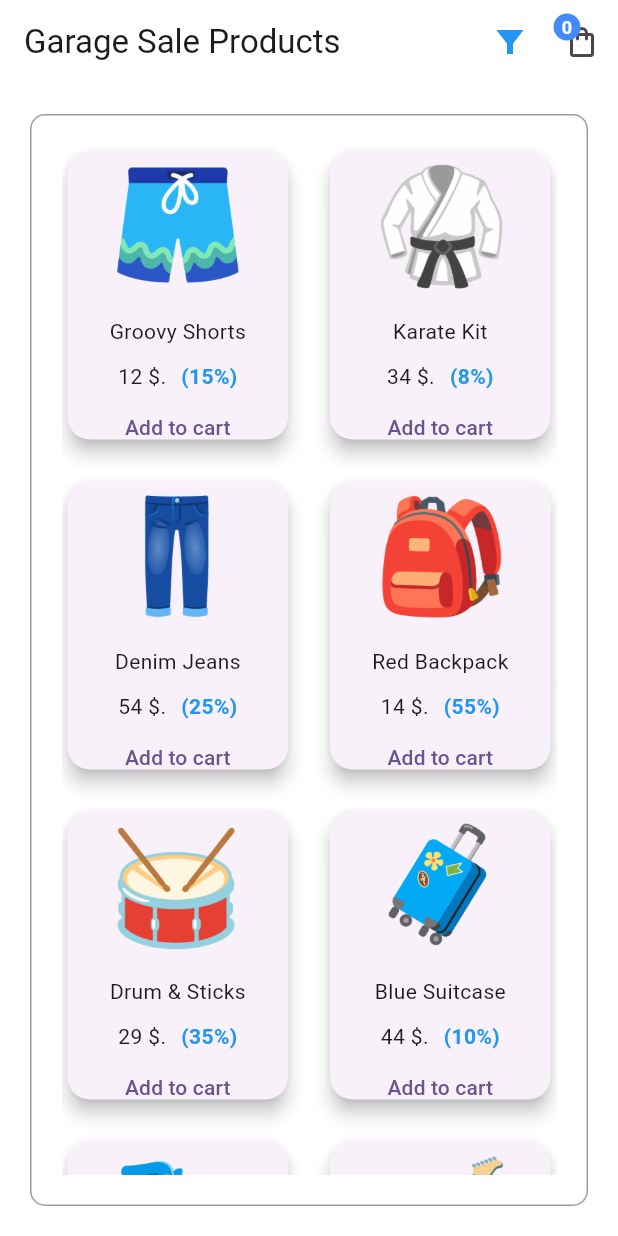
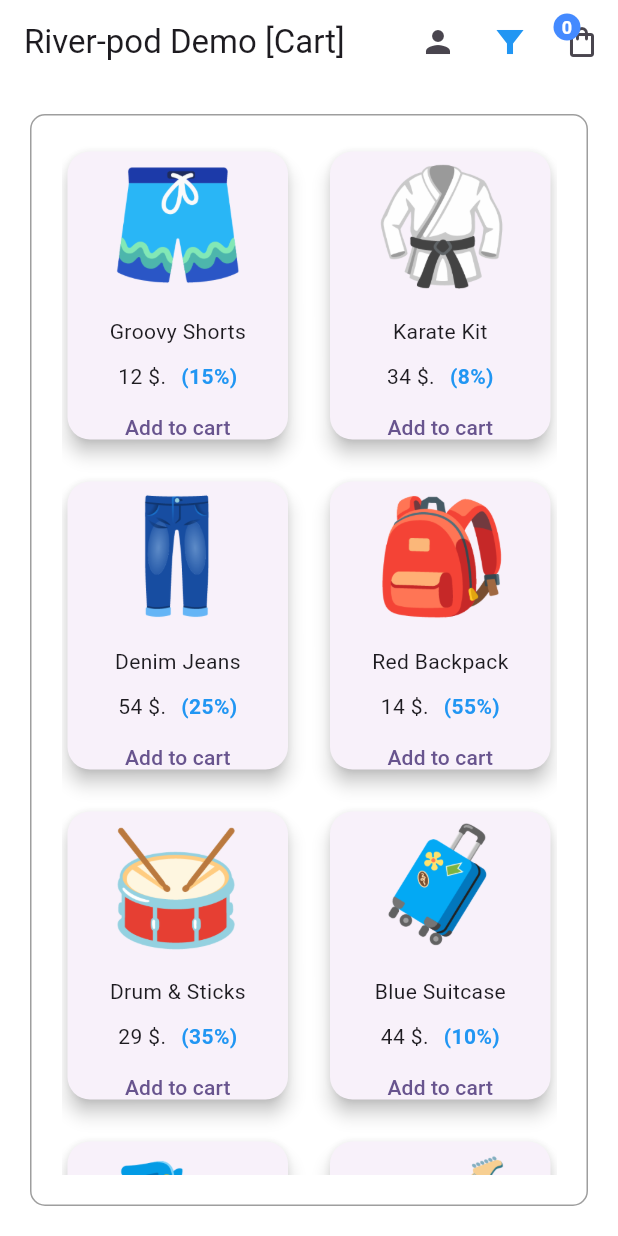
Before and after one commit to Pranav2918/RiverpodDemo, a Flutter app: the screen it shows after launch, on a phone screen of 412 x 824 dp. Run offline on Flutter 3.47's test engine with Material 3 defaults, Android fonts, the phone set to English and light mode, and no system bars; our stand-ins replace dio, flutter_riverpod, freezed_annotation, riverpod_annotation; generated files the repository leaves out were written again.

Commit message:
used freezed and called api along with riverpod

```diff
--- a/lib/main.dart
+++ b/lib/main.dart
@@ -1,6 +1,7 @@
 import 'package:flutter/material.dart';
 import 'package:flutter_riverpod/flutter_riverpod.dart';
 import 'package:riverpoddemo/src/presentation/views/home/home.dart';
+import 'package:riverpoddemo/src/presentation/views/user/user_list.dart';
 
 void main() {
   runApp(const MyApp());
--- a/lib/src/presentation/views/home/home.dart
+++ b/lib/src/presentation/views/home/home.dart
@@ -1,6 +1,7 @@
 import 'package:flutter/material.dart';
 import 'package:flutter_riverpod/flutter_riverpod.dart';
 import 'package:riverpoddemo/src/presentation/widgets/cart_icon.dart';
+import 'package:riverpoddemo/src/presentation/widgets/web_container.dart';
 import 'package:riverpoddemo/src/providers/cart_notifier.dart';
 import 'package:riverpoddemo/src/providers/prod_provider.dart';
 
@@ -16,19 +17,10 @@ class HomeScreen extends ConsumerWidget {
       appBar: AppBar(
         backgroundColor: Colors.white,
         surfaceTintColor: Colors.white,
-        title: const Text('Garage Sale Products'),
+        title: const Text('River-pod Demo [Cart]'),
         actions: const [CartIcon()],
       ),
-      body: Center(
-        child: Container(
-          margin: EdgeInsets.all(20.0),
-          height: double.infinity,
-          width: 380.0,
-          alignment: Alignment.center,
-          decoration: BoxDecoration(
-            borderRadius: BorderRadius.circular(10.0),
-            border: Border.all(color: Colors.black38)
-          ),
+      body: WebContainer(
         child: Padding(
           padding: const EdgeInsets.all(20),
           child: GridView.builder(
@@ -63,8 +55,7 @@ class HomeScreen extends ConsumerWidget {
                         Text(
                           "(${allProducts[index].discount.toString()}%)",
                           style: TextStyle(
-                                color: Colors.blue,
-                                fontWeight: FontWeight.bold),
+                              color: Colors.blue, fontWeight: FontWeight.bold),
                         ),
                       ],
                     ),
@@ -97,7 +88,6 @@ class HomeScreen extends ConsumerWidget {
           ),
         ),
       ),
-      ),
     );
   }
 }
--- a/lib/src/presentation/widgets/cart_icon.dart
+++ b/lib/src/presentation/widgets/cart_icon.dart
@@ -1,6 +1,7 @@
 import 'package:flutter/material.dart';
 import 'package:flutter_riverpod/flutter_riverpod.dart';
 import 'package:riverpoddemo/src/presentation/views/cart/cart.dart';
+import 'package:riverpoddemo/src/presentation/views/user/user_list.dart';
 import 'package:riverpoddemo/src/providers/cart_notifier.dart';
 import 'package:riverpoddemo/src/providers/prod_provider.dart';
 
@@ -13,6 +14,18 @@ class CartIcon extends ConsumerWidget {
     return Row(
       children: [
         IconButton(
+          onPressed: () {
+            Navigator.push(
+                context,
+                MaterialPageRoute(
+                  builder: (context) => UserList(),
+                ));
+          },
+          icon: Icon(Icons.person),
+          tooltip: "Users",
+        ),
+        IconButton(
+            tooltip: 'Filters',
             onPressed: () {
               showDialog(
                 context: context,
@@ -35,7 +48,9 @@ class CartIcon extends ConsumerWidget {
                     ),
                     SimpleDialogOption(
                       onPressed: () {
-                        ref.read(productNotifierProvider.notifier).showDiscounted();
+                        ref
+                            .read(productNotifierProvider.notifier)
+                            .showDiscounted();
                         Navigator.pop(context);
                       },
                       child: const Text('Most discounted \$'),
@@ -51,6 +66,7 @@ class CartIcon extends ConsumerWidget {
         Stack(
           children: [
             IconButton(
+              tooltip: "Cart",
               onPressed: () {
                 Navigator.push(context, MaterialPageRoute(builder: (context) {
                   return const CartScreen();
--- /dev/null
+++ b/lib/src/presentation/widgets/web_container.dart
@@ -0,0 +1,23 @@
+import 'package:flutter/material.dart';
+
+class WebContainer extends StatelessWidget {
+  final Widget child;
+
+  const WebContainer({super.key, required this.child});
+
+  @override
+  Widget build(BuildContext context) {
+    return Center(
+      child: Container(
+        margin: EdgeInsets.all(20.0),
+        height: double.infinity,
+        width: 380.0,
+        alignment: Alignment.center,
+        decoration: BoxDecoration(
+            borderRadius: BorderRadius.circular(10.0),
+            border: Border.all(color: Colors.black38)),
+        child: child,
+      ),
+    );
+  }
+}
```
Also changed, not shown: lib/src/data/models/user.dart (added, +15 -0 lines), lib/src/presentation/views/cart/cart.dart (+23 -23 lines), lib/src/presentation/views/user/user_list.dart (added, +69 -0 lines), lib/src/providers/user_provider.dart (added, +13 -0 lines), lib/src/services/services.dart (added, +18 -0 lines), pubspec.yaml (+6 -1 lines), lib/src/data/models/user.freezed.dart (added), lib/src/data/models/user.g.dart (added), lib/src/providers/prod_provider.g.dart, pubspec.lock. Lines whose indentation alone changed are shown as unchanged.
